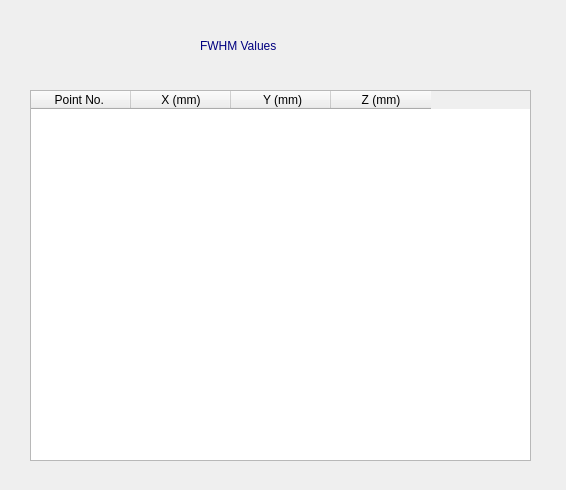
The window that fwhm.ui (aquinterol/App_Medizin) describes before a commit, drawn with Qt 5.
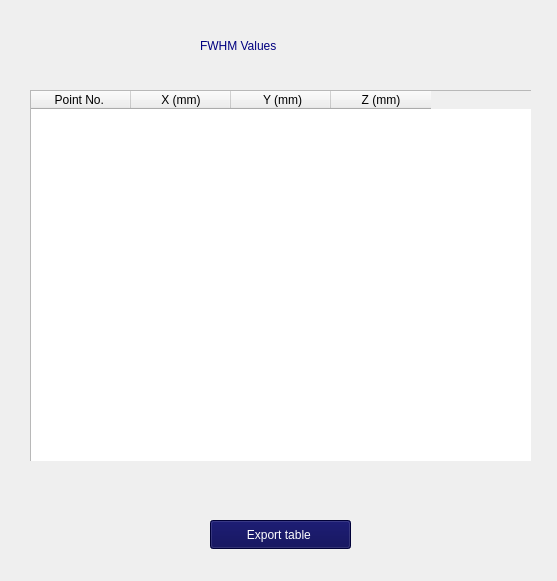
The same window after the commit.

Commit message: modified:   __pycache__/ui_fwhm.cpython-312.pyc 	modified:   __pycache__/ui_pw.cpython-312.pyc 	modified:   __pycache__/ui_sw.cpython-312.pyc 	modified:   fwhm.ui 	modified:   principalwindow.ui 	modified:   scatterwindow.ui 	modified:   ui_fwhm.py 	modified:   ui_pw.py 	modified:   ui_sw.py

```diff
--- a/fwhm.ui
+++ b/fwhm.ui
@@ -6,8 +6,8 @@
    <rect>
     <x>0</x>
     <y>0</y>
-    <width>566</width>
-    <height>490</height>
+    <width>557</width>
+    <height>581</height>
    </rect>
   </property>
   <property name="windowTitle">
@@ -51,8 +51,8 @@
      <rect>
       <x>0</x>
       <y>0</y>
-      <width>501</width>
-      <height>371</height>
+      <width>511</width>
+      <height>401</height>
      </rect>
     </property>
     <column>
@@ -77,6 +77,25 @@
     </column>
    </widget>
   </widget>
+  <widget class="QPushButton" name="butexport">
+   <property name="geometry">
+    <rect>
+     <x>210</x>
+     <y>520</y>
+     <width>141</width>
+     <height>29</height>
+    </rect>
+   </property>
+   <property name="styleSheet">
+    <string notr="true">QPushButton {
+    background-color: rgb(0, 0, 77);
+    color: white;
+}</string>
+   </property>
+   <property name="text">
+    <string>Export table </string>
+   </property>
+  </widget>
  </widget>
  <resources/>
  <connections/>
```
The commit also changes 8 other files.
